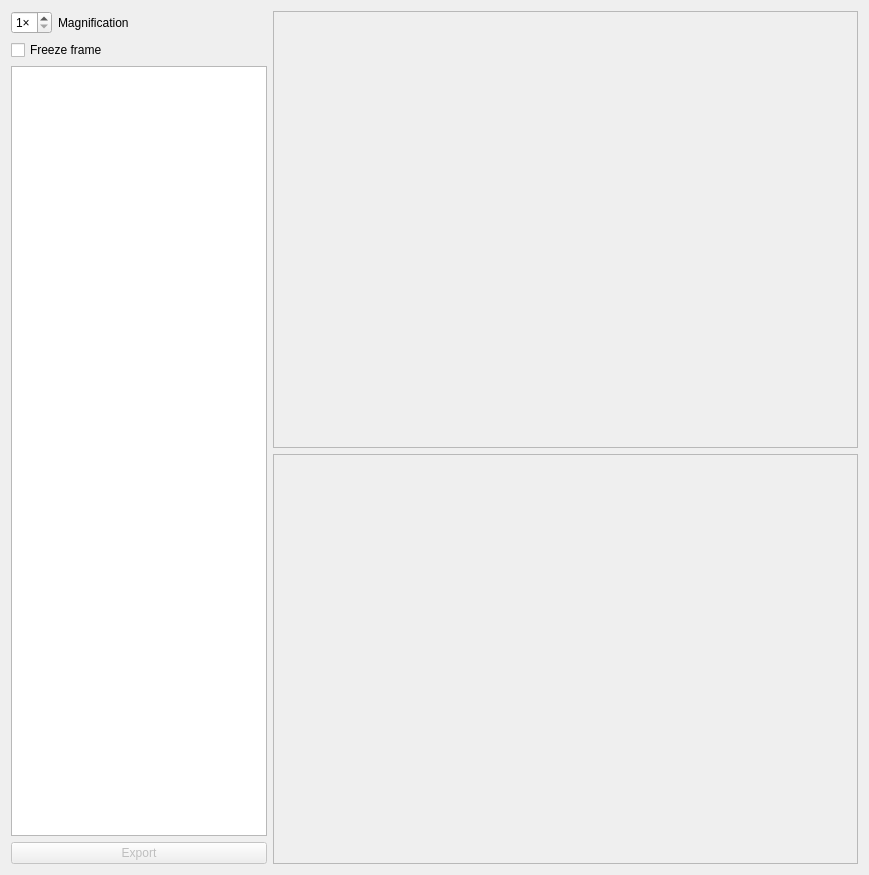
Above: Libretro/mgba/src/platform/qt/FrameView.ui from kiddreads/Avalon-copy2 before the change. Below: the same form after it.
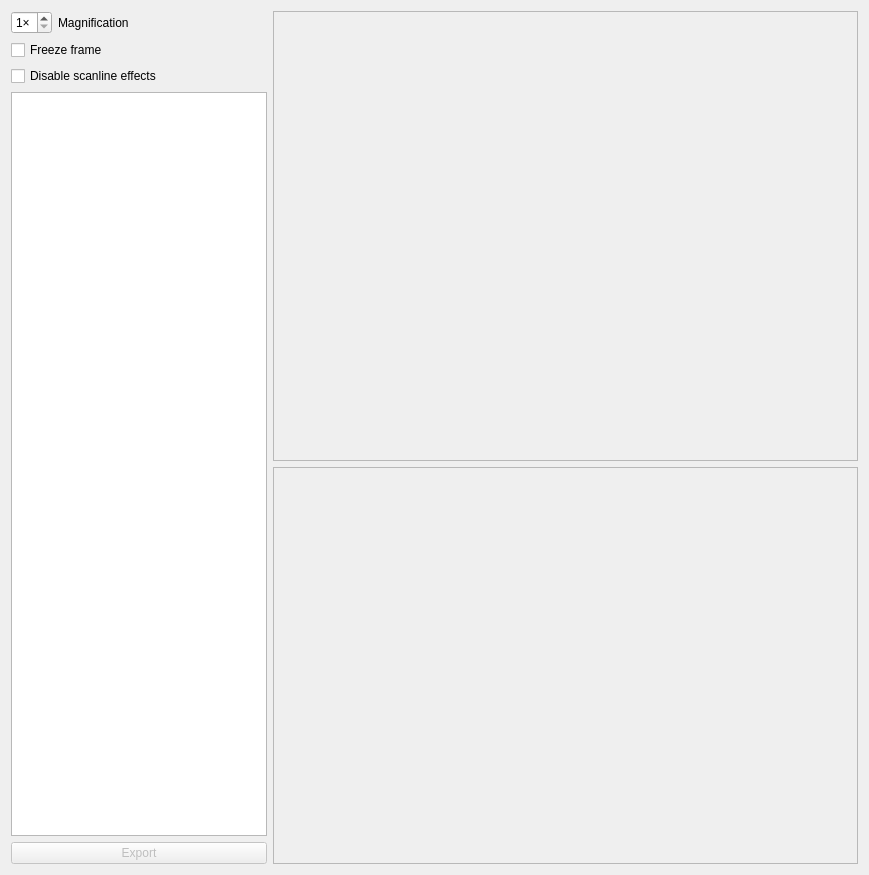
That is the form after the change.

Commit message: Qt: Redo frame inspector using video logs

The edit to the form file:
```diff
--- a/Libretro/mgba/src/platform/qt/FrameView.ui
+++ b/Libretro/mgba/src/platform/qt/FrameView.ui
@@ -13,7 +13,7 @@
   <property name="windowTitle">
    <string>Inspect frame</string>
   </property>
-  <layout class="QGridLayout" name="gridLayout" rowstretch="0,0,1,0,1,0">
+  <layout class="QGridLayout" name="gridLayout" rowstretch="0,0,0,0,1,1,0" columnstretch="0,1">
    <item row="0" column="0">
     <layout class="QHBoxLayout" name="horizontalLayout_4">
      <item>
@@ -51,7 +51,7 @@
      </property>
     </widget>
    </item>
-   <item row="4" column="1" rowspan="2">
+   <item row="5" column="1" rowspan="2">
     <widget class="QScrollArea" name="compositedArea">
      <property name="widgetResizable">
       <bool>true</bool>
@@ -61,8 +61,8 @@
        <rect>
         <x>0</x>
         <y>0</y>
-        <width>591</width>
-        <height>403</height>
+        <width>567</width>
+        <height>382</height>
        </rect>
       </property>
       <layout class="QVBoxLayout" name="verticalLayout_2">
@@ -90,7 +90,7 @@
      </widget>
     </widget>
    </item>
-   <item row="0" column="1" rowspan="4">
+   <item row="0" column="1" rowspan="5">
     <widget class="QScrollArea" name="renderedArea">
      <property name="widgetResizable">
       <bool>true</bool>
@@ -100,8 +100,8 @@
        <rect>
         <x>0</x>
         <y>0</y>
-        <width>591</width>
-        <height>446</height>
+        <width>567</width>
+        <height>467</height>
        </rect>
       </property>
       <layout class="QVBoxLayout" name="verticalLayout">
@@ -129,7 +129,10 @@
      </widget>
     </widget>
    </item>
-   <item row="5" column="0">
+   <item row="3" column="0" rowspan="3">
+    <widget class="QListWidget" name="queue"/>
+   </item>
+   <item row="6" column="0">
     <widget class="QPushButton" name="exportButton">
      <property name="enabled">
       <bool>false</bool>
@@ -139,13 +142,10 @@
      </property>
     </widget>
    </item>
-   <item row="2" column="0" rowspan="3">
-    <widget class="QListWidget" name="queue">
-     <property name="sizePolicy">
-      <sizepolicy hsizetype="Fixed" vsizetype="Expanding">
-       <horstretch>0</horstretch>
-       <verstretch>0</verstretch>
-      </sizepolicy>
+   <item row="2" column="0">
+    <widget class="QCheckBox" name="disableScanline">
+     <property name="text">
+      <string>Disable scanline effects</string>
      </property>
     </widget>
    </item>
```
The commit also changes 2 other files.
